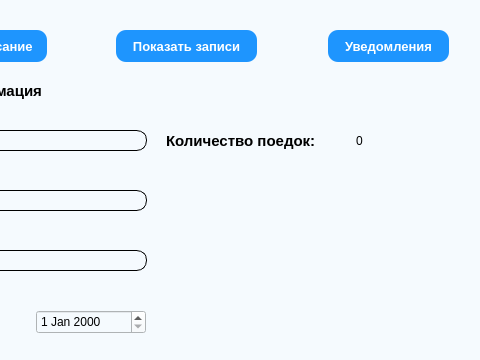
Above: App2/UI/mainUI.ui from Heyaski/carSchoolApp before the change; both pictures show x 384 to 864 and y 0 to 360 of the 864 by 557 pixel window. Below: the same form after it.
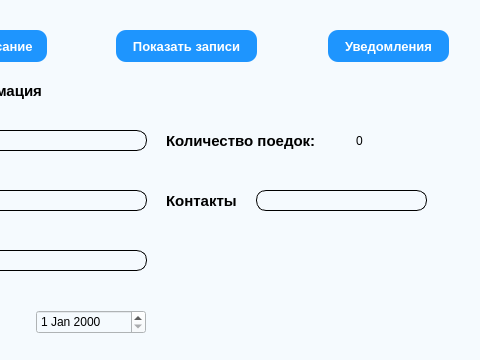
That is the form after the change. The open tabs and pages were chosen to show the change.

What changed in the file:
```diff
--- a/App2/UI/mainUI.ui
+++ b/App2/UI/mainUI.ui
@@ -430,6 +430,29 @@
         <string>0</string>
        </property>
       </widget>
+      <widget class="QLabel" name="contactLable">
+       <property name="geometry">
+        <rect>
+         <x>310</x>
+         <y>120</y>
+         <width>81</width>
+         <height>21</height>
+        </rect>
+       </property>
+       <property name="text">
+        <string>Контакты</string>
+       </property>
+      </widget>
+      <widget class="QLineEdit" name="contactEdit">
+       <property name="geometry">
+        <rect>
+         <x>400</x>
+         <y>120</y>
+         <width>171</width>
+         <height>21</height>
+        </rect>
+       </property>
+      </widget>
      </widget>
      <widget class="QWidget" name="Information_page">
       <widget class="QTextEdit" name="infoTextEdit">
```
Left out of the diff: 2 changed lines with no effect on the pictures.
